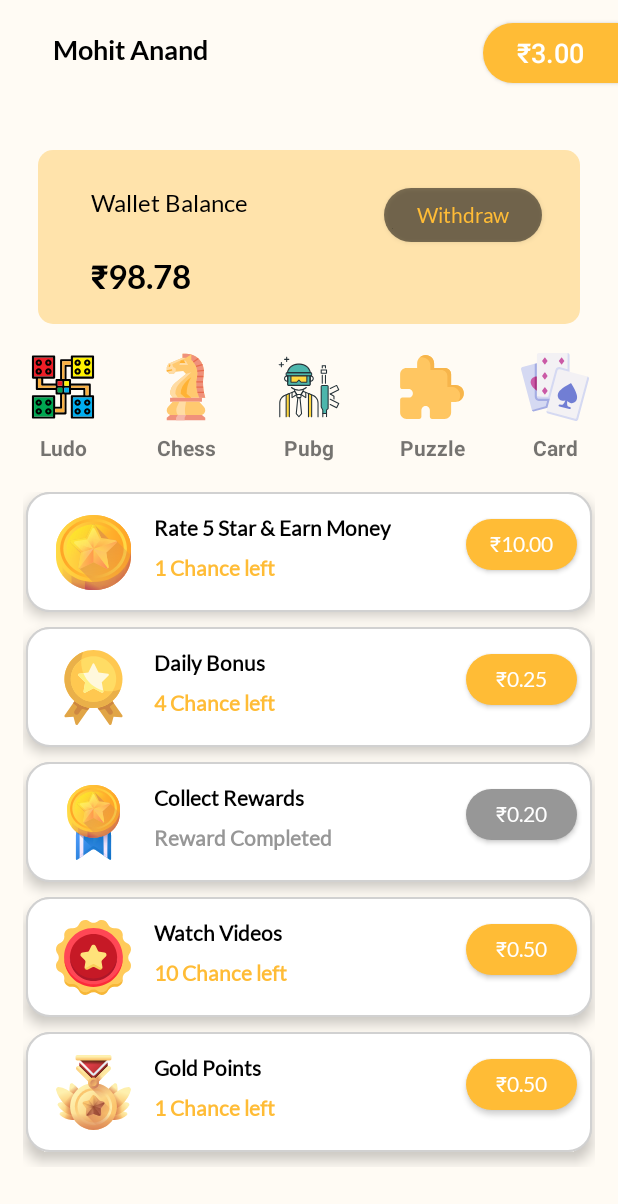
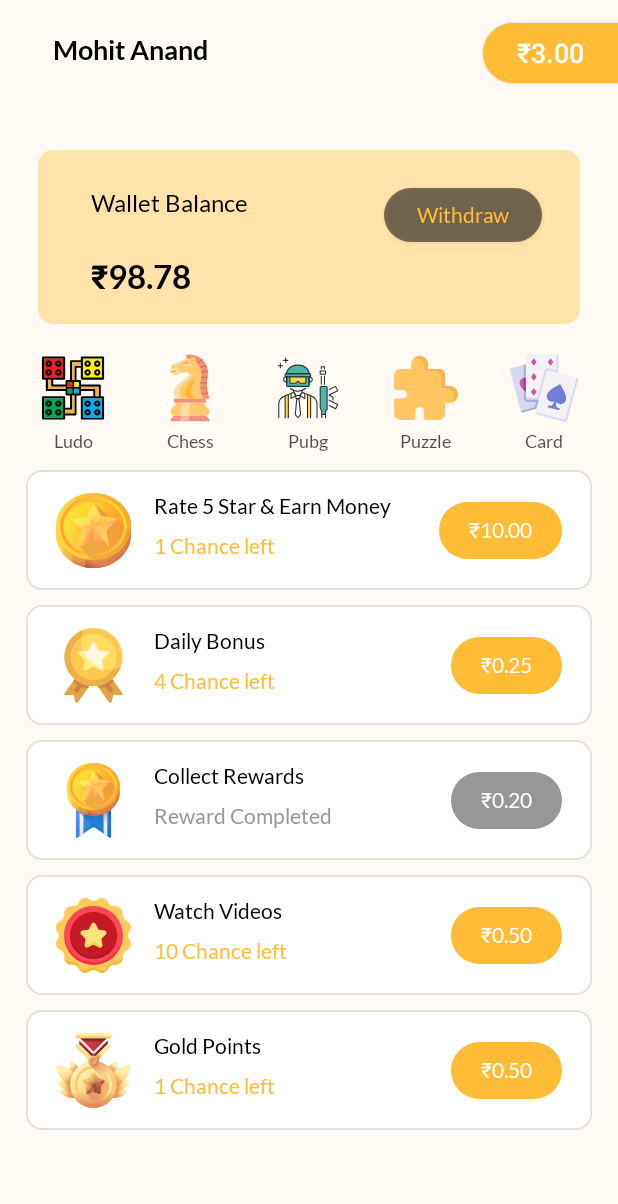
Before and after one commit to Aviral-Kaushik/Paisa-Money, an Android app: the screen it shows after launch (MainActivity), on a phone screen of 412 x 824 dp. Shown: the top 1204 px of the screen. Run offline under Robolectric (Android 15) with nearby library versions, the phone set to English and light mode, and no system bars.

Commit message:
update changes

```diff
--- a/app/src/main/java/com/aviral/eaa1/Adapter/OptionsRecyclerViewAdapter.java
+++ b/app/src/main/java/com/aviral/eaa1/Adapter/OptionsRecyclerViewAdapter.java
@@ -82,7 +82,7 @@ public class OptionsRecyclerViewAdapter
         private final ImageView optionImage;
         private final TextView optionTitle;
         private final TextView chances;
-        private final AppCompatButton optionButton;
+        private final TextView optionButton;
 
         public ViewHolder(@NonNull View itemView) {
             super(itemView);
--- a/app/src/main/java/com/aviral/eaa1/MainActivity.java
+++ b/app/src/main/java/com/aviral/eaa1/MainActivity.java
@@ -114,19 +114,6 @@ public class MainActivity extends AppCompatActivity {
         ));
 
 
-        LinearLayoutManager linearLayoutManager = new LinearLayoutManager(this,
-                LinearLayoutManager.HORIZONTAL, false);
-
-        binding.categoriesRecyclerView.setLayoutManager(linearLayoutManager);
-
-        CategoryRecyclerViewAdapter categoryRecyclerViewAdapter =
-                new CategoryRecyclerViewAdapter(categoryList);
-
-        RecyclerViewMargin recyclerViewMargin = new RecyclerViewMargin(5);
-        binding.categoriesRecyclerView.addItemDecoration(recyclerViewMargin);
-
-        binding.categoriesRecyclerView.setAdapter(categoryRecyclerViewAdapter);
-
     }
 
 //    public void setUpBottomNavigation() {
--- /dev/null
+++ b/app/src/main/res/drawable/card_bg.xml
@@ -0,0 +1,10 @@
+<?xml version="1.0" encoding="utf-8"?>
+<shape xmlns:android="http://schemas.android.com/apk/res/android"
+    android:shape="rectangle">
+
+    <corners android:radius="10dp"/>
+    <solid android:color="@color/white"/>
+    <stroke android:color="#1C000000"
+        android:width="1dp"/>
+
+</shape>
--- /dev/null
+++ b/app/src/main/res/drawable/text_expandable_bg.xml
@@ -0,0 +1,8 @@
+<?xml version="1.0" encoding="utf-8"?>
+<shape xmlns:android="http://schemas.android.com/apk/res/android"
+    android:shape="rectangle">
+
+    <corners android:radius="33dp"/>
+    <solid android:color="@color/balance_background"/>
+
+</shape>
--- a/app/src/main/res/layout/activity_main.xml
+++ b/app/src/main/res/layout/activity_main.xml
@@ -87,27 +87,123 @@
 
     </androidx.constraintlayout.widget.ConstraintLayout>
 
-    <androidx.recyclerview.widget.RecyclerView
-        android:id="@+id/categories_recycler_view"
-        android:layout_width="wrap_content"
+    <LinearLayout
+        android:layout_marginTop="20dp"
+        android:layout_marginStart="10dp"
+        android:layout_marginEnd="10dp"
+        android:id="@+id/links_l"
+        app:layout_constraintTop_toBottomOf="@id/wallet_card_layout"
+        android:layout_width="match_parent"
         android:layout_height="wrap_content"
-        android:layout_marginTop="7dp"
-        android:layout_marginStart="15dp"
-        android:layout_marginEnd="15dp"
-        app:layout_constraintStart_toStartOf="parent"
-        app:layout_constraintEnd_toEndOf="parent"
-        app:layout_constraintTop_toBottomOf="@id/wallet_card_layout"/>
+        android:orientation="horizontal"
+        android:weightSum="5">
+        <LinearLayout
+            android:layout_width="0dp"
+            android:layout_height="wrap_content"
+            android:gravity="center"
+            android:layout_weight="1"
+            android:orientation="vertical">
+            <ImageView
+                android:layout_width="wrap_content"
+                android:layout_height="wrap_content"
+                android:src="@drawable/ic_ludo"/>
+            <TextView
+                android:layout_width="wrap_content"
+                android:layout_height="wrap_content"
+                android:text="Ludo"
+                android:fontFamily="@font/lato_regular"
+                android:textSize="12sp"
+                android:textColor="@color/black_70"
+                android:layout_marginTop="5dp"/>
+        </LinearLayout>
+        <LinearLayout
+            android:layout_width="0dp"
+            android:layout_height="wrap_content"
+            android:gravity="center"
+            android:layout_weight="1"
+            android:orientation="vertical">
+            <ImageView
+                android:layout_width="wrap_content"
+                android:layout_height="wrap_content"
+                android:src="@drawable/ic_chess"/>
+            <TextView
+                android:layout_width="wrap_content"
+                android:layout_height="wrap_content"
+                android:text="Chess"
+                android:fontFamily="@font/lato_regular"
+                android:textSize="12sp"
+                android:textColor="@color/black_70"
+                android:layout_marginTop="5dp"/>
+        </LinearLayout>
+        <LinearLayout
+            android:layout_width="0dp"
+            android:layout_height="wrap_content"
+            android:gravity="center"
+            android:layout_weight="1"
+            android:orientation="vertical">
+            <ImageView
+                android:layout_width="wrap_content"
+                android:layout_height="wrap_content"
+                android:src="@drawable/ic_pubg"/>
+            <TextView
+                android:layout_width="wrap_content"
+                android:layout_height="wrap_content"
+                android:text="Pubg"
+                android:fontFamily="@font/lato_regular"
+                android:textSize="12sp"
+                android:textColor="@color/black_70"
+                android:layout_marginTop="5dp"/>
+        </LinearLayout>
+        <LinearLayout
+            android:layout_width="0dp"
+            android:layout_height="wrap_content"
+            android:gravity="center"
+            android:layout_weight="1"
+            android:orientation="vertical">
+            <ImageView
+                android:layout_width="wrap_content"
+                android:layout_height="wrap_content"
+                android:src="@drawable/ic_puzzle"/>
+            <TextView
+                android:layout_width="wrap_content"
+                android:layout_height="wrap_content"
+                android:text="Puzzle"
+                android:fontFamily="@font/lato_regular"
+                android:textSize="12sp"
+                android:textColor="@color/black_70"
+                android:layout_marginTop="5dp"/>
+        </LinearLayout>
+        <LinearLayout
+            android:layout_width="0dp"
+            android:layout_height="wrap_content"
+            android:gravity="center"
+            android:layout_weight="1"
+            android:orientation="vertical">
+            <ImageView
+                android:layout_width="wrap_content"
+                android:layout_height="wrap_content"
+                android:src="@drawable/ic_card"/>
+            <TextView
+                android:layout_width="wrap_content"
+                android:layout_height="wrap_content"
+                android:text="Card"
+                android:fontFamily="@font/lato_regular"
+                android:textSize="12sp"
+                android:textColor="@color/black_70"
+                android:layout_marginTop="5dp"/>
+        </LinearLayout>
+    </LinearLayout>
+
+
 
     <androidx.recyclerview.widget.RecyclerView
         android:id="@+id/options_recycler_view"
         android:layout_width="match_parent"
         android:layout_height="wrap_content"
         android:layout_marginTop="12dp"
-        android:layout_marginStart="15dp"
-        android:layout_marginEnd="15dp"
         app:layout_constraintStart_toStartOf="parent"
         app:layout_constraintEnd_toEndOf="parent"
-        app:layout_constraintTop_toBottomOf="@id/categories_recycler_view"/>
+        app:layout_constraintTop_toBottomOf="@id/links_l"/>
 
 
 </androidx.constraintlayout.widget.ConstraintLayout>
--- a/app/src/main/res/layout/snippet_layout_category.xml
+++ b/app/src/main/res/layout/snippet_layout_category.xml
@@ -28,7 +28,6 @@
         android:layout_marginBottom="8dp"
         android:text="@string/dummy_category_name"
         android:textSize="14sp"
-        android:textStyle="bold"
         app:layout_constraintBottom_toBottomOf="parent"
         app:layout_constraintEnd_toEndOf="@id/categoryImage"
         app:layout_constraintStart_toStartOf="@id/categoryImage"
--- a/app/src/main/res/layout/snippet_layout_options.xml
+++ b/app/src/main/res/layout/snippet_layout_options.xml
@@ -4,13 +4,15 @@
     android:layout_width="match_parent"
     android:layout_height="80dp"
     android:layout_marginBottom="10dp"
-    android:background="@drawable/options_card_background"
-    android:elevation="5dp">
+    android:layout_marginStart="15dp"
+    android:layout_marginEnd="15dp"
+    android:background="@drawable/card_bg"
+    android:elevation="0dp">
 
     <androidx.constraintlayout.widget.ConstraintLayout
         android:layout_width="match_parent"
         android:layout_height="match_parent"
-        android:background="@drawable/options_card_background">
+       >
 
         <ImageView
             android:id="@+id/option_image"
@@ -31,7 +33,6 @@
             android:layout_height="wrap_content"
             android:text="@string/rate_5_star_amp_earn_money"
             android:textAllCaps="false"
-            android:textStyle="bold"
             android:textSize="14sp"
             android:textColor="@color/black"
             android:fontFamily="@font/lato_regular"
@@ -47,7 +48,6 @@
             android:layout_height="wrap_content"
             android:text="@string/dummy_chances"
             android:textAllCaps="false"
-            android:textStyle="bold"
             android:textSize="14sp"
             android:textColor="#FFBC36"
             android:fontFamily="@font/lato_regular"
@@ -57,20 +57,24 @@
             app:layout_constraintStart_toEndOf="@id/option_image"
             app:layout_constraintTop_toBottomOf="@id/option_title"/>
 
-        <androidx.appcompat.widget.AppCompatButton
+
+        <TextView
+            android:layout_width="wrap_content"
+            android:layout_height="wrap_content"
+            android:text="₹10"
+            android:textColor="@color/white"
+            android:textSize="14sp"
+            android:fontFamily="@font/lato_regular"
+            android:background="@drawable/text_expandable_bg"
+            android:paddingStart="20dp"
+            android:paddingEnd="20dp"
+            android:paddingTop="10dp"
+            android:paddingBottom="10dp"
             android:id="@+id/price_button"
-            android:layout_width="74dp"
-            android:layout_height="34dp"
-            android:background="@drawable/option_price_button_backround"
-            android:text="@string/dummy_balance"
-            android:textColor="@color/white"
-            android:textAllCaps="false"
-            android:fontFamily="@font/lato_regular"
-            android:textSize="14sp"
-            android:layout_marginTop="18dp"
-            android:layout_marginEnd="10dp"
             app:layout_constraintEnd_toEndOf="parent"
-            app:layout_constraintTop_toTopOf="parent"/>
+            app:layout_constraintTop_toTopOf="parent"
+            app:layout_constraintBottom_toBottomOf="parent"
+            android:layout_marginEnd="20dp"/>
 
 
     </androidx.constraintlayout.widget.ConstraintLayout>
--- a/app/src/main/res/values/colors.xml
+++ b/app/src/main/res/values/colors.xml
@@ -10,4 +10,5 @@
     <color name="background">#FFFBF4</color>
     <color name="balance_background">#FFBC36</color>
     <color name="chances_not_left">#979797</color>
+    <color name="black_70">#B3000000</color>
 </resources>
```
